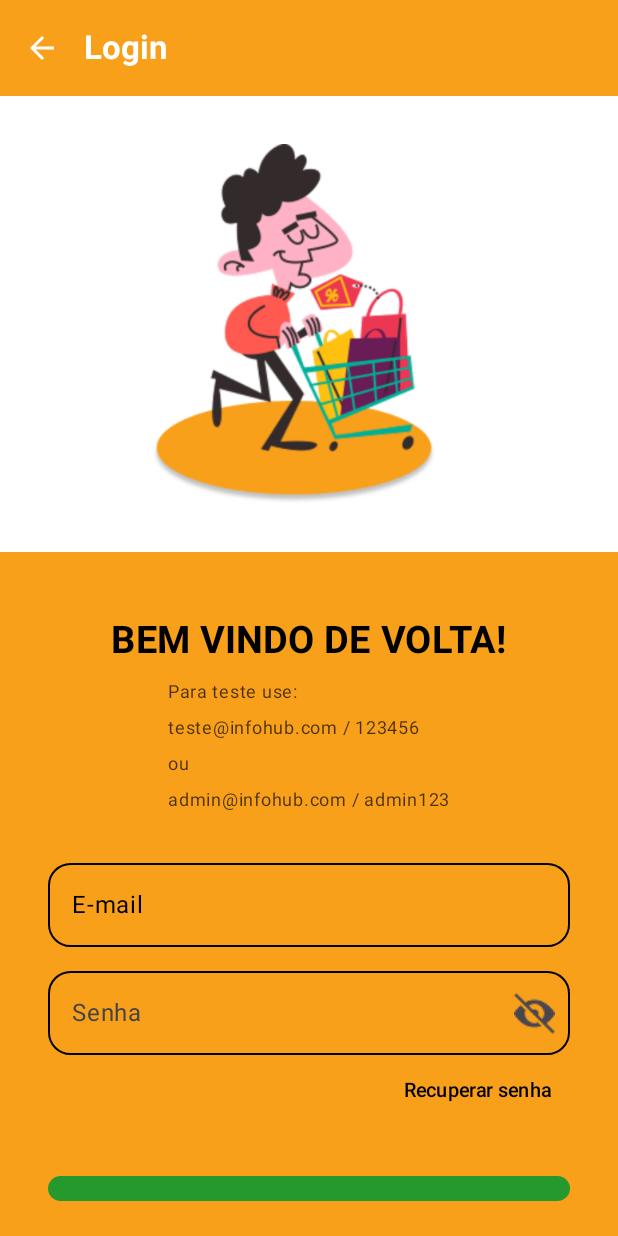
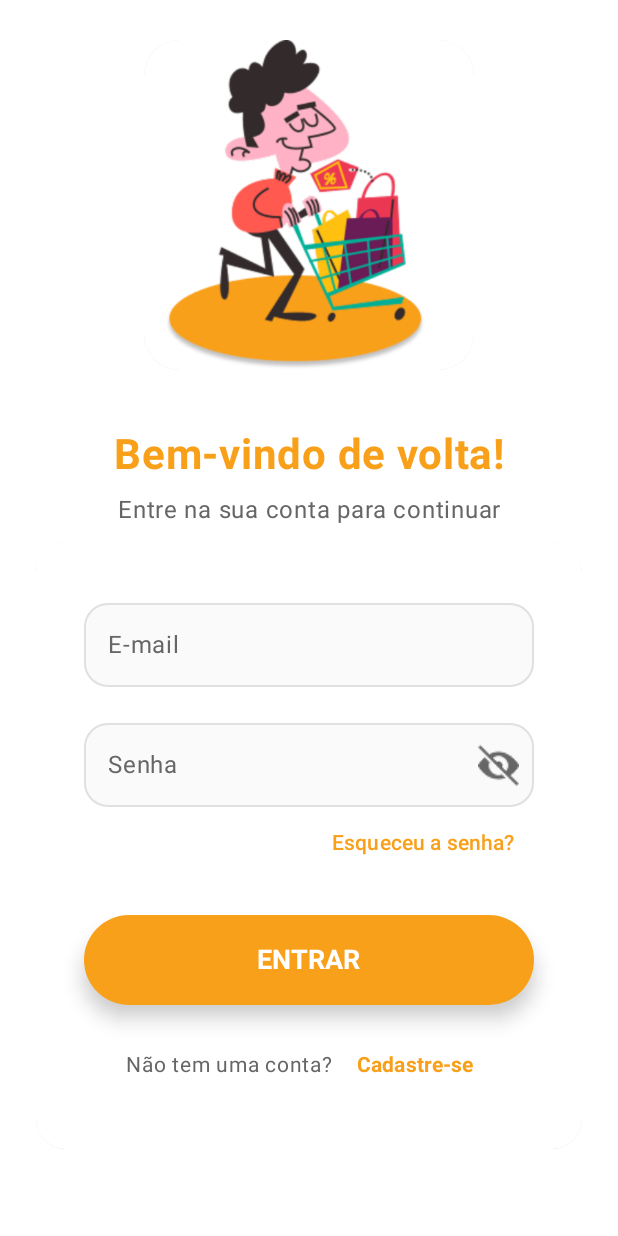
Before and after one commit to marirods/INFOHUB_telas, an Android app built with Jetpack Compose: the screen it shows after launch (MainActivity), on a phone screen of 412 x 824 dp. Run offline under Robolectric (Android 15) with nearby library versions, the phone set to English and light mode, and no system bars; libraries missing offline, so code that uses them is left out: org.osmdroid.config; pictures from the network do not load; 1 statement that could not run was skipped.

Commit message:
Tela comunidade feita pelo rael

```diff
--- a/app/src/main/java/com/example/infohub_telas/components/AppTopBar.kt
+++ b/app/src/main/java/com/example/infohub_telas/components/AppTopBar.kt
@@ -30,7 +30,7 @@ fun AppTopBar(
         title = {
             Text(
                 text = title,
-                style = MaterialTheme.typography.titleLarge.copy(
+                style = MaterialTheme.typography.titleMedium.copy(
                     fontWeight = FontWeight.Bold
                 ),
                 color = MaterialTheme.colorScheme.onPrimary
--- a/app/src/main/java/com/example/infohub_telas/components/MyTopAppBar.kt
+++ b/app/src/main/java/com/example/infohub_telas/components/MyTopAppBar.kt
@@ -23,7 +23,7 @@ fun DashboardTopAppBar(
         title = {
             Text(
                 text = title,
-                style = MaterialTheme.typography.titleLarge
+                style = MaterialTheme.typography.titleMedium
             )
         },
         navigationIcon = {
--- a/app/src/main/java/com/example/infohub_telas/navigation/AppNavigation.kt
+++ b/app/src/main/java/com/example/infohub_telas/navigation/AppNavigation.kt
@@ -66,6 +66,10 @@ fun AppNavigation(navController: NavHostController) {
 
         composable(Routes.CHAT_PRECOS) {
             TelaChatDePrecos(navController)
+        }
+
+        composable(Routes.COMUNIDADE) {
+            TelaComunidade(navController)
         }
 
         // User Profile
--- a/app/src/main/java/com/example/infohub_telas/navigation/Routes.kt
+++ b/app/src/main/java/com/example/infohub_telas/navigation/Routes.kt
@@ -16,6 +16,7 @@ object Routes {
     const val HOME = "home"
     const val LOCALIZACAO = "localizacao"
     const val CHAT_PRECOS = "chat_precos"
+    const val COMUNIDADE = "comunidade"
 
     // User Profile Routes
     const val PERFIL = "perfil"
--- a/app/src/main/java/com/example/infohub_telas/telas/TelaEdicaoPerfil.kt
+++ b/app/src/main/java/com/example/infohub_telas/telas/TelaEdicaoPerfil.kt
@@ -9,7 +9,6 @@ import androidx.compose.foundation.shape.CircleShape
 import androidx.compose.foundation.shape.RoundedCornerShape
 import androidx.compose.foundation.verticalScroll
 import androidx.compose.material.icons.Icons
-import androidx.compose.material.icons.automirrored.filled.ArrowBack
 import androidx.compose.material.icons.filled.*
 import androidx.compose.material3.*
 import androidx.compose.runtime.*
@@ -243,7 +242,7 @@ fun EdicaoPerfilTopBar(navController: NavController?) {
         navigationIcon = {
             IconButton(onClick = { navController?.popBackStack() }) {
                 Icon(
-                    ArrowBack,
+                    imageVector = Icons.Default.ArrowBack,
                     contentDescription = "Voltar",
                     tint = Color.White
                 )
--- a/app/src/main/java/com/example/infohub_telas/telas/TelaLogin.kt
+++ b/app/src/main/java/com/example/infohub_telas/telas/TelaLogin.kt
@@ -5,14 +5,18 @@ import android.util.Patterns
 import androidx.compose.foundation.Image
 import androidx.compose.foundation.background
 import androidx.compose.foundation.layout.*
+import androidx.compose.foundation.rememberScrollState
 import androidx.compose.foundation.shape.RoundedCornerShape
 import androidx.compose.foundation.text.KeyboardOptions
+import androidx.compose.foundation.verticalScroll
 import androidx.compose.material.icons.Icons
 import androidx.compose.material.icons.automirrored.filled.ArrowBack
 import androidx.compose.material3.*
 import androidx.compose.runtime.*
 import androidx.compose.ui.Alignment
 import androidx.compose.ui.Modifier
+import androidx.compose.ui.draw.clip
+import androidx.compose.ui.graphics.Brush
 import androidx.compose.ui.graphics.Color
 import androidx.compose.ui.platform.LocalContext
 import androidx.compose.ui.res.painterResource
@@ -20,6 +24,7 @@ import androidx.compose.ui.text.font.FontWeight
 import androidx.compose.ui.text.input.KeyboardType
 import androidx.compose.ui.text.input.PasswordVisualTransformation
 import androidx.compose.ui.text.input.VisualTransformation
+import androidx.compose.ui.text.style.TextAlign
 import androidx.compose.ui.tooling.preview.Preview
 import androidx.compose.ui.unit.dp
 import androidx.compose.ui.unit.sp
@@ -74,82 +79,104 @@ fun TelaLogin(navController: NavController) {
         navController.navigate(Routes.CADASTRO)
     }
 
-    Column(
-        modifier = Modifier.fillMaxSize()
+    Box(
+        modifier = Modifier
+            .fillMaxSize()
+            .background(Color.White)
     ) {
-        AppTopBar(
-            title = "Login",
-            navigationIcon = Icons.AutoMirrored.Filled.ArrowBack,
-            onNavigationIconClick = { navController.popBackStack() }
-        )
-
         Column(
             modifier = Modifier
                 .fillMaxSize()
-                .background(Color.White),
-            horizontalAlignment = Alignment.CenterHorizontally
+                .verticalScroll(rememberScrollState())
+                .padding(horizontal = 24.dp),
+            horizontalAlignment = Alignment.CenterHorizontally,
+            verticalArrangement = Arrangement.Center
+        ) {
+
+                // Logo Section
+                Card(
+                    modifier = Modifier
+                        .size(220.dp)
+                        .clip(RoundedCornerShape(24.dp)),
+                    colors = CardDefaults.cardColors(containerColor = Color.White),
+                    elevation = CardDefaults.cardElevation(defaultElevation = 8.dp)
                 ) {
                     Box(
-                modifier = Modifier
-                    .fillMaxWidth()
-                    .weight(0.4f),
+                        modifier = Modifier.fillMaxSize(),
                         contentAlignment = Alignment.Center
                     ) {
                         Image(
                             painter = painterResource(id = R.drawable.login_comprass),
                             contentDescription = "LOGIN",
-                    modifier = Modifier.size(240.dp)
+                            modifier = Modifier.size(280.dp)
                         )
                     }
+                }
 
-            Column(
-                modifier = Modifier
-                    .background(PrimaryOrange)
-                    .fillMaxWidth()
-                    .weight(0.6f)
-                    .padding(horizontal = 32.dp, vertical = 24.dp),
-                horizontalAlignment = Alignment.CenterHorizontally
-            ) {
+                Spacer(modifier = Modifier.height(40.dp))
+
+                // Welcome Text
                 Text(
-                    text = "BEM VINDO DE VOLTA!",
+                    text = "Bem-vindo de volta!",
                     fontWeight = FontWeight.Bold,
-                    fontSize = 25.sp,
-                    modifier = Modifier.padding(top = 20.dp)
+                    fontSize = 28.sp,
+                    color = PrimaryOrange,
+                    textAlign = TextAlign.Center
                 )
 
-                // Informações de teste
                 Text(
-                    text = "Para teste use:\nteste@infohub.com / 123456\nou\nadmin@infohub.com / admin123",
-                    fontSize = 12.sp,
-                    color = Color.Black.copy(alpha = 0.7f),
+                    text = "Entre na sua conta para continuar",
+                    fontSize = 16.sp,
+                    color = Color(0xFF666666),
+                    textAlign = TextAlign.Center,
                     modifier = Modifier.padding(top = 8.dp)
                 )
 
+                Spacer(modifier = Modifier.height(10.dp))
+
+                // Login Form Card
+                Card(
+                    modifier = Modifier
+                        .fillMaxWidth()
+                        .clip(RoundedCornerShape(20.dp)),
+                    colors = CardDefaults.cardColors(containerColor = Color.White),
+                    elevation = CardDefaults.cardElevation(defaultElevation = 12.dp)
+                ) {
+                    Column(
+                        modifier = Modifier
+                            .fillMaxWidth()
+                            .padding(32.dp),
+                        horizontalAlignment = Alignment.CenterHorizontally
+                    ) {
+
+                        // Email Field
                         OutlinedTextField(
                             value = email,
                             onValueChange = { email = it },
-                    placeholder = { Text("E-mail", color = Color.Black) },
+                            label = { Text("E-mail", color = Color(0xFF666666)) },
+                            placeholder = { Text("Digite seu e-mail", color = Color(0xFF999999)) },
                             singleLine = true,
-                    modifier = Modifier
-                        .fillMaxWidth()
-                        .padding(top = 30.dp),
-                    shape = RoundedCornerShape(15.dp),
+                            modifier = Modifier.fillMaxWidth(),
+                            shape = RoundedCornerShape(16.dp),
                             colors = OutlinedTextFieldDefaults.colors(
-                        focusedBorderColor = Color.Black,
-                        unfocusedBorderColor = Color.Black,
-                        focusedContainerColor = Color.White
+                                focusedBorderColor = PrimaryOrange,
+                                unfocusedBorderColor = Color(0xFFE0E0E0),
+                                focusedContainerColor = Color.White,
+                                unfocusedContainerColor = Color(0xFFFAFAFA),
+                                focusedLabelColor = PrimaryOrange
                             )
                         )
 
                         Spacer(modifier = Modifier.height(16.dp))
 
+                        // Password Field
                         OutlinedTextField(
                             value = senha,
                             onValueChange = { senha = it },
-                    placeholder = { Text("Senha", color = Color.DarkGray) },
+                            label = { Text("Senha", color = Color(0xFF666666)) },
+                            placeholder = { Text("Digite sua senha", color = Color(0xFF999999)) },
                             singleLine = true,
-                    modifier = Modifier
-                        .fillMaxWidth(),
+                            modifier = Modifier.fillMaxWidth(),
                             visualTransformation = if (mostrarSenha) VisualTransformation.None else PasswordVisualTransformation(),
                             keyboardOptions = KeyboardOptions(keyboardType = KeyboardType.Password),
                             trailingIcon = {
@@ -158,18 +185,22 @@ fun TelaLogin(navController: NavController) {
                                         painter = painterResource(
                                             id = if (mostrarSenha) R.drawable.olho_aberto else R.drawable.olho_fechado
                                         ),
-                                contentDescription = "Mostrar/Ocultar senha"
+                                        contentDescription = "Mostrar/Ocultar senha",
+                                        tint = Color(0xFF666666)
                                     )
                                 }
                             },
-                    shape = RoundedCornerShape(15.dp),
+                            shape = RoundedCornerShape(16.dp),
                             colors = OutlinedTextFieldDefaults.colors(
-                        focusedBorderColor = Color.Black,
-                        unfocusedBorderColor = Color.Black,
-                        focusedContainerColor = Color.White
+                                focusedBorderColor = PrimaryOrange,
+                                unfocusedBorderColor = Color(0xFFE0E0E0),
+                                focusedContainerColor = Color.White,
+                                unfocusedContainerColor = Color(0xFFFAFAFA),
+                                focusedLabelColor = PrimaryOrange
                             )
                         )
 
+                        // Forgot Password
                         Row(
                             modifier = Modifier.fillMaxWidth(),
                             horizontalArrangement = Arrangement.End
@@ -178,16 +209,17 @@ fun TelaLogin(navController: NavController) {
                                 onClick = { navigateToForgotPassword() }
                             ) {
                                 Text(
-                            text = "Recuperar senha",
-                            fontSize = 13.sp,
-                            fontWeight = FontWeight.SemiBold,
-                            color = Color.Black
+                                    text = "Esqueceu a senha?",
+                                    fontSize = 14.sp,
+                                    fontWeight = FontWeight.Medium,
+                                    color = PrimaryOrange
                                 )
                             }
                         }
 
-                Spacer(modifier = Modifier.height(32.dp))
+                        Spacer(modifier = Modifier.height(24.dp))
 
+                        // Login Button
                         Button(
                             onClick = {
                                 if (validar()) {
@@ -229,17 +261,55 @@ fun TelaLogin(navController: NavController) {
                             },
                             modifier = Modifier
                                 .fillMaxWidth()
-                        .height(56.dp),
-                    shape = RoundedCornerShape(28.dp),
-                    colors = ButtonDefaults.buttonColors(containerColor = Color(0xFF25992E))
+                                .height(60.dp),
+                            shape = RoundedCornerShape(30.dp),
+                            colors = ButtonDefaults.buttonColors(
+                                containerColor = PrimaryOrange,
+                                contentColor = Color.White
+                            ),
+                            elevation = ButtonDefaults.buttonElevation(defaultElevation = 8.dp)
                         ) {
                             if (isLoading) {
-                        CircularProgressIndicator(color = Color.White)
+                                CircularProgressIndicator(
+                                    color = Color.White,
+                                    modifier = Modifier.size(24.dp)
+                                )
                             } else {
-                        Text("ENTRAR", fontSize = 18.sp)
+                                Text(
+                                    "ENTRAR",
+                                    fontSize = 18.sp,
+                                    fontWeight = FontWeight.Bold
+                                )
+                            }
+                        }
+
+                        Spacer(modifier = Modifier.height(16.dp))
+
+                        // Sign up link
+                        Row(
+                            horizontalArrangement = Arrangement.Center,
+                            verticalAlignment = Alignment.CenterVertically
+                        ) {
+                            Text(
+                                text = "Não tem uma conta? ",
+                                fontSize = 14.sp,
+                                color = Color(0xFF666666)
+                            )
+                            TextButton(
+                                onClick = { navigateToSignUp() }
+                            ) {
+                                Text(
+                                    text = "Cadastre-se",
+                                    fontSize = 14.sp,
+                                    fontWeight = FontWeight.Bold,
+                                    color = PrimaryOrange
+                                )
                             }
                         }
                     }
+                }
+
+            Spacer(modifier = Modifier.height(32.dp))
         }
     }
 }
```
Also changed, not shown: app/src/main/java/com/example/infohub_telas/components/BottomAppBarWithAnimation.kt (+5 -2 lines), app/src/main/java/com/example/infohub_telas/components/SharedComponents.kt (+8 -1 lines), app/src/main/java/com/example/infohub_telas/components/menuInferior.kt (+7 -0 lines), app/src/main/java/com/example/infohub_telas/telas/TelaComunidade.kt (added, +361 -0 lines), app/src/main/java/com/example/infohub_telas/telas/TelaTermoDeUso.kt (+10 -0 lines). Lines whose indentation alone changed are shown as unchanged.
